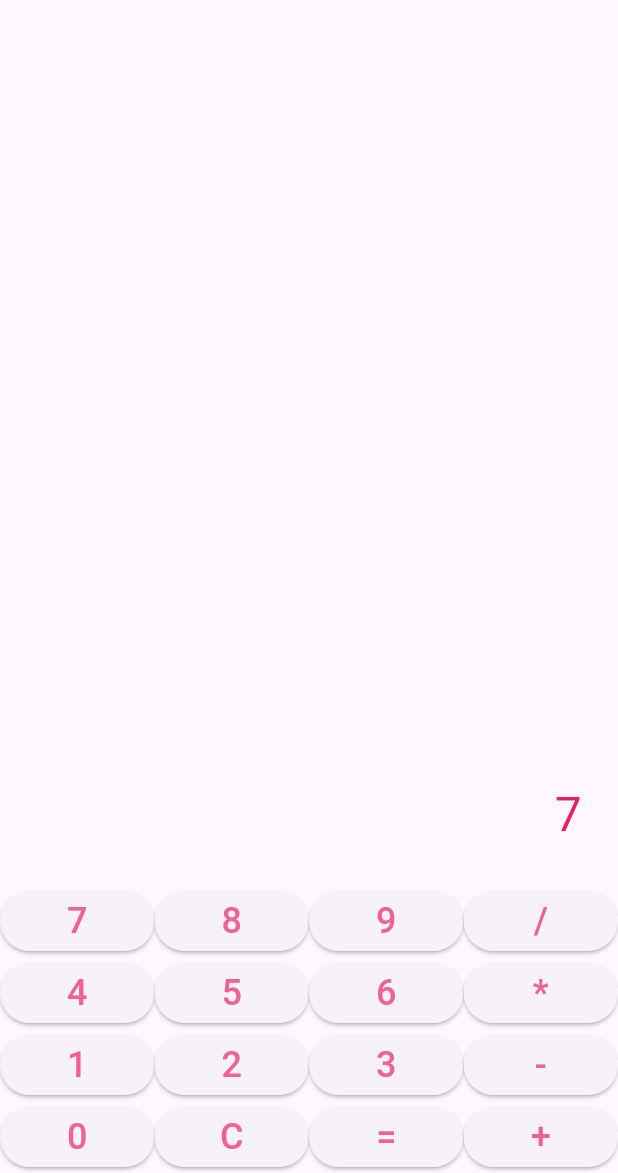
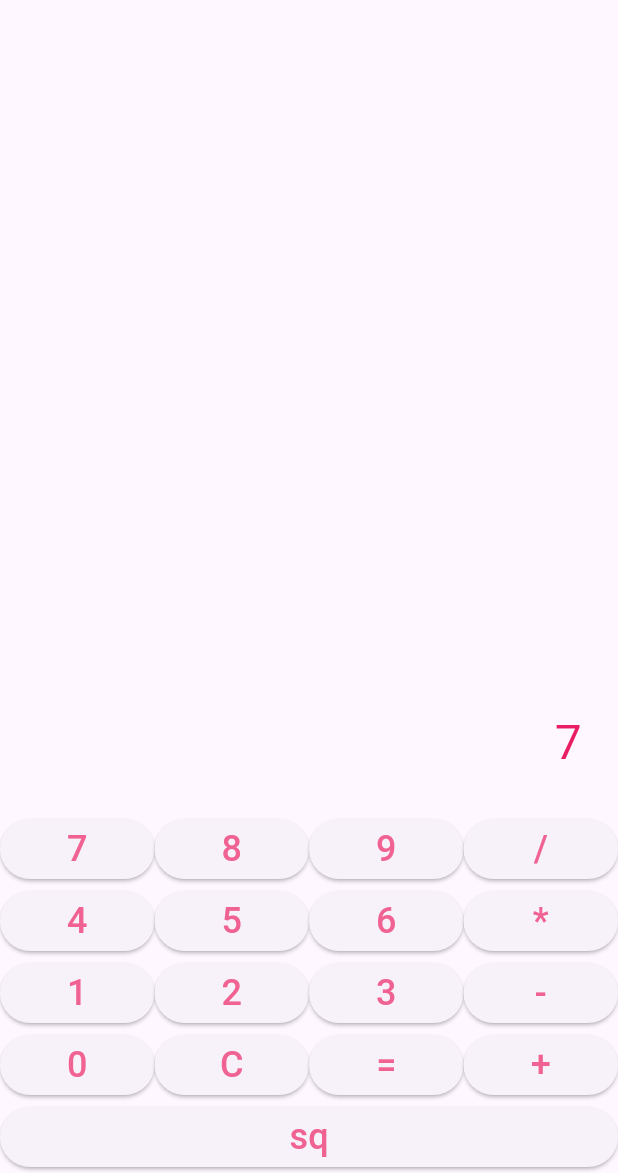
Before and after one commit to LydiaNicolau/flutter-calculator, a Flutter app: the screen it shows after launch, after a tap on an icon or button, on a phone screen of 412 x 824 dp, the part 63-1236 px from its top. Run offline on Flutter 3.47's test engine with Material 3 defaults, Android fonts, the phone set to English and light mode, and no system bars; missing offline and left inert: expressions.

Commit message:
Added square button to the calculator app

```diff
--- a/lib/main.dart
+++ b/lib/main.dart
@@ -16,6 +16,7 @@ class CalculatorApp extends StatelessWidget {
     );
   }
 }
+
 class CalculatorScreen extends StatefulWidget {
   @override
   _CalculatorScreenState createState() => _CalculatorScreenState();
@@ -24,6 +25,7 @@ class CalculatorScreen extends StatefulWidget {
 class _CalculatorScreenState extends State<CalculatorScreen> {
   String _display = '';
   String _expression = '';
+
   void _onPressed(String value) {
     setState(() {
       if (value == 'C') {
@@ -41,6 +43,16 @@ class _CalculatorScreenState extends State<CalculatorScreen> {
           } catch (e) {
             _display = 'Error';
           }
+        }
+      } else if (value == 'sq') {
+        try {
+          final expression = Expression.parse(_expression);
+          const evaluator = ExpressionEvaluator();
+          final result = evaluator.eval(expression, {});
+          _display = '($result)^2 = ${result * result}';
+          _expression = (result * result).toString();
+        } catch (e) {
+          _display = 'Error';
         }
       } else {
         _expression += value;
@@ -108,6 +120,11 @@ class _CalculatorScreenState extends State<CalculatorScreen> {
               _buildButton('+'),
             ],
           ),
+          Row(
+            children: [
+              _buildButton('sq'),
+            ],
+          ),
         ],
       ),
     );
```
